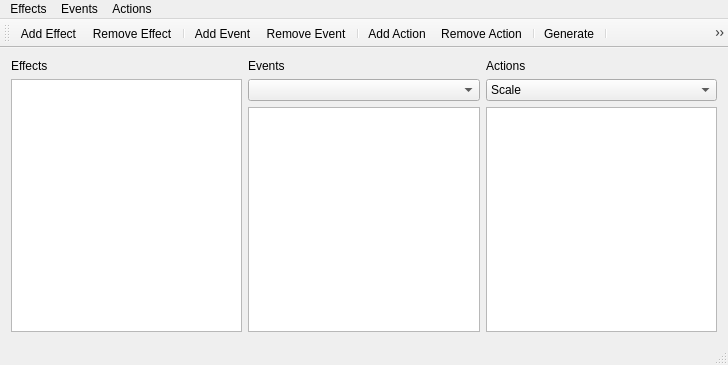
This is branches/generator/mainwindow.ui in jerobarraco/kafx as Qt 5 draws it before an edit. The edited form follows.
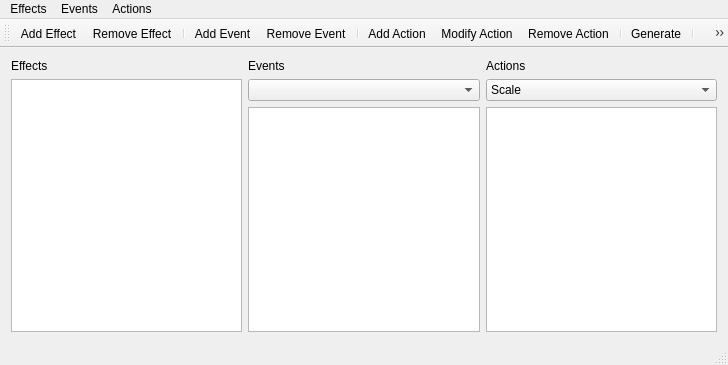
This is the edited form.

Commit message: fill mode and edit actions

Patch:
```diff
--- a/branches/generator/mainwindow.ui
+++ b/branches/generator/mainwindow.ui
@@ -229,6 +229,7 @@
    <addaction name="actionRemove_Event"/>
    <addaction name="separator"/>
    <addaction name="actionAdd_Action"/>
+   <addaction name="actionEdit_Action"/>
    <addaction name="actionRemove_Action"/>
    <addaction name="separator"/>
    <addaction name="actionGenerate"/>
@@ -282,6 +283,11 @@
     <string>Edit Effect</string>
    </property>
   </action>
+  <action name="actionEdit_Action">
+   <property name="text">
+    <string>Modify Action</string>
+   </property>
+  </action>
  </widget>
  <layoutdefault spacing="6" margin="11"/>
  <resources/>
```
Left out of the diff: 6 changed lines with no effect on the pictures. The commit also changes 31 other files.
